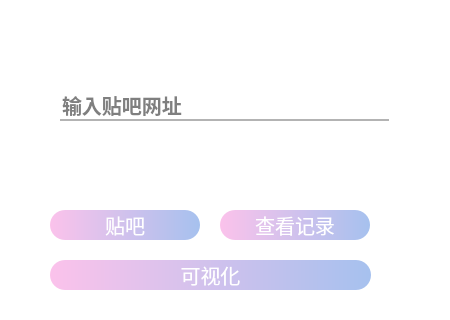
Before: the Qt Designer form ui/spider.ui in iaouihou/Emotion_analysis-LSTM, drawn with Qt 5; both pictures show x 0 to 450 and y 180 to 500 of the 450 by 700 pixel window.
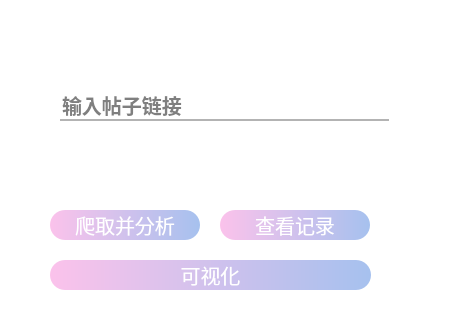
After: the same form once the commit is applied.

Diff of the .ui file:
```diff
--- a/ui/spider.ui
+++ b/ui/spider.ui
@@ -70,7 +70,7 @@
      <string/>
     </property>
     <property name="placeholderText">
-     <string>输入贴吧网址</string>
+     <string>输入帖子链接</string>
     </property>
    </widget>
    <widget class="QPushButton" name="tieba_button">
@@ -117,7 +117,7 @@
      }</string>
     </property>
     <property name="text">
-     <string>贴吧</string>
+     <string>爬取并分析</string>
     </property>
     <property name="flat">
      <bool>false</bool>
```
